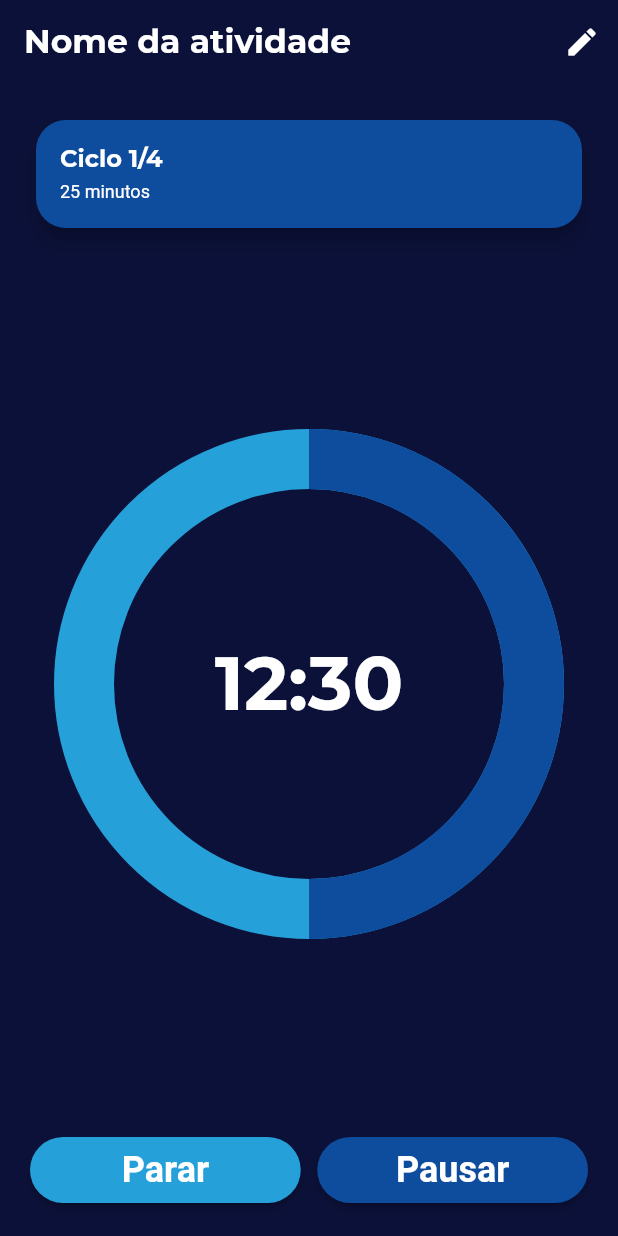
After one commit to yurilima7/pomodoro, a Flutter app: the ActivityDetails screen opened by its route, on a phone screen of 412 x 824 dp. The commit adds this screen. Run offline on Flutter 3.47's test engine with Material 2 defaults, Android fonts, the phone set to English and light mode, and no system bars; our stand-ins replace flutter_svg, shared_preferences, sqflite; missing offline and left inert: validatorless; accounts and stored records are empty.

Commit message:
Front tela de detalhes

```diff
--- a/lib/app/core/utils/app_routes.dart
+++ b/lib/app/core/utils/app_routes.dart
@@ -1,6 +1,7 @@
 class AppRoutes {
   static const authOrHome = '/';
-  static const startScreen = 'lib/app/views/start_screen/start.dart';
-  static const loginScreen = 'lib/app/views/login_screen/login.dart';
-  static const registerScreen = 'lib/app/views/register_screen/register.dart';
+  static const startScreen = '/start.dart';
+  static const loginScreen = '/login.dart';
+  static const registerScreen = '/register.dart';
+  static const activityDetailsScreen = '/activity_details.dart';
 }
--- a/lib/app/pomodoro.dart
+++ b/lib/app/pomodoro.dart
@@ -2,6 +2,7 @@ import 'package:flutter/material.dart';
 import 'package:pomodoro/app/controller/user_controller_impl.dart';
 import 'package:pomodoro/app/core/theme/theme_settings.dart';
 import 'package:pomodoro/app/core/utils/app_routes.dart';
+import 'package:pomodoro/app/views/activity_details_screen/activity_details.dart';
 import 'package:pomodoro/app/views/auth_or_home/auth_or_home.dart';
 import 'package:pomodoro/app/views/login_screen/login.dart';
 import 'package:pomodoro/app/views/register_screen/register.dart';
@@ -30,6 +31,7 @@ class Pomodoro extends StatelessWidget {
           AppRoutes.startScreen:(context) => const Start(),
           AppRoutes.loginScreen:(context) => const Login(),
           AppRoutes.registerScreen:(context) => const Register(),
+          AppRoutes.activityDetailsScreen:(context) => const ActivityDetails(),
         },
       ),
     );
--- /dev/null
+++ b/lib/app/views/activity_details_screen/activity_details.dart
@@ -0,0 +1,64 @@
+import 'package:flutter/material.dart';
+import 'package:pomodoro/app/core/styles/text_styles.dart';
+import 'package:pomodoro/app/core/widgets/main_card.dart';
+import 'package:pomodoro/app/core/widgets/options_buttons.dart';
+import 'package:pomodoro/app/views/activity_details_screen/widgets/sticker_percent.dart';
+
+class ActivityDetails extends StatefulWidget {
+  const ActivityDetails({super.key});
+
+  @override
+  State<ActivityDetails> createState() => _ActivityDetailsState();
+}
+
+class _ActivityDetailsState extends State<ActivityDetails> {
+  @override
+  Widget build(BuildContext context) {
+    return Scaffold(
+      appBar: AppBar(
+        title: Text(
+          'Nome da atividade',
+          style: context.textStyles.titleSecondary,
+        ),
+        actions: [
+          IconButton(onPressed: () {}, icon: const Icon(Icons.edit)),
+        ],
+        automaticallyImplyLeading: false,
+      ),
+      body: SafeArea(
+        child: Padding(
+          padding: const EdgeInsets.all(20),
+
+          child: LayoutBuilder(
+            builder: (_, constraints) => SingleChildScrollView(
+              child: ConstrainedBox(
+                constraints: BoxConstraints(minHeight: constraints.maxHeight),
+
+                child: IntrinsicHeight(
+                  child: Column(
+                    mainAxisAlignment: MainAxisAlignment.spaceBetween,
+                    children: [
+                      const MainCard(
+                        title: 'Ciclo 1/4',
+                        subtitle: '25 minutos',
+                      ),
+
+                      const StickerPercent(time: 12),
+
+                      OptionsButtons(
+                        title: 'Parar',
+                        title2: 'Pausar',
+                        action: () {},
+                        action2: () {},
+                      ),
+                    ],
+                  ),
+                ),
+              ),
+            ),
+          ),
+        ),
+      ),
+    );
+  }
+}
--- /dev/null
+++ b/lib/app/views/activity_details_screen/widgets/sticker_percent.dart
@@ -0,0 +1,45 @@
+import 'package:flutter/material.dart';
+import 'package:pomodoro/app/core/styles/colors_app.dart';
+import 'package:pomodoro/app/core/styles/text_styles.dart';
+
+class StickerPercent extends StatelessWidget {
+  final int time;
+
+  const StickerPercent({super.key, required this.time});
+
+  @override
+  Widget build(BuildContext context) {
+    return Stack(
+      alignment: Alignment.center,
+      children: [
+        Container(
+          width: 300,
+          height: 300,
+
+          decoration: const BoxDecoration(
+            shape: BoxShape.circle,
+          ),
+
+          child: Center(
+            child: Text(
+              '$time:30',
+              style: context.textStyles.time,
+            ),
+          ),
+        ),
+
+        SizedBox(
+          width: 300,
+          height: 300,
+
+          child: CircularProgressIndicator(
+            value: 5 / 10.0,
+            color: context.colors.secondary,
+            strokeWidth: 40,
+            backgroundColor: context.colors.tertiary,
+          ),
+        )
+      ],
+    );
+  }
+}
--- a/lib/app/views/home_screen/widgets/day_activities.dart
+++ b/lib/app/views/home_screen/widgets/day_activities.dart
@@ -40,9 +40,12 @@ class _DayActivitiesState extends State<DayActivities> {
             physics: const NeverScrollableScrollPhysics(),
             shrinkWrap: true,
             itemCount: 4,
-            itemBuilder: (_, i) => const MainCard(
-              title: 'title',
-              subtitle: 'subtitle',
+            itemBuilder: (_, i) => InkWell(
+              onTap: () => Navigator.of(context).pushNamed('/activity_details.dart'),
+              child: const MainCard(
+                title: 'title',
+                subtitle: 'subtitle',
+              ),
             ),
           ),
         ),
```
